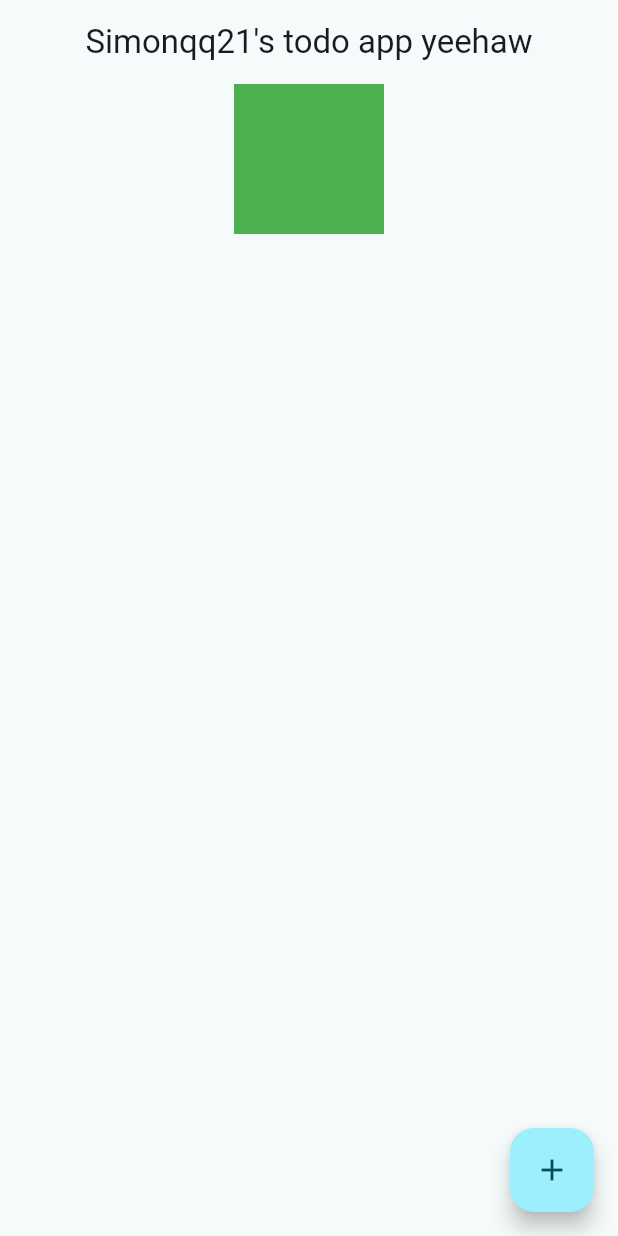
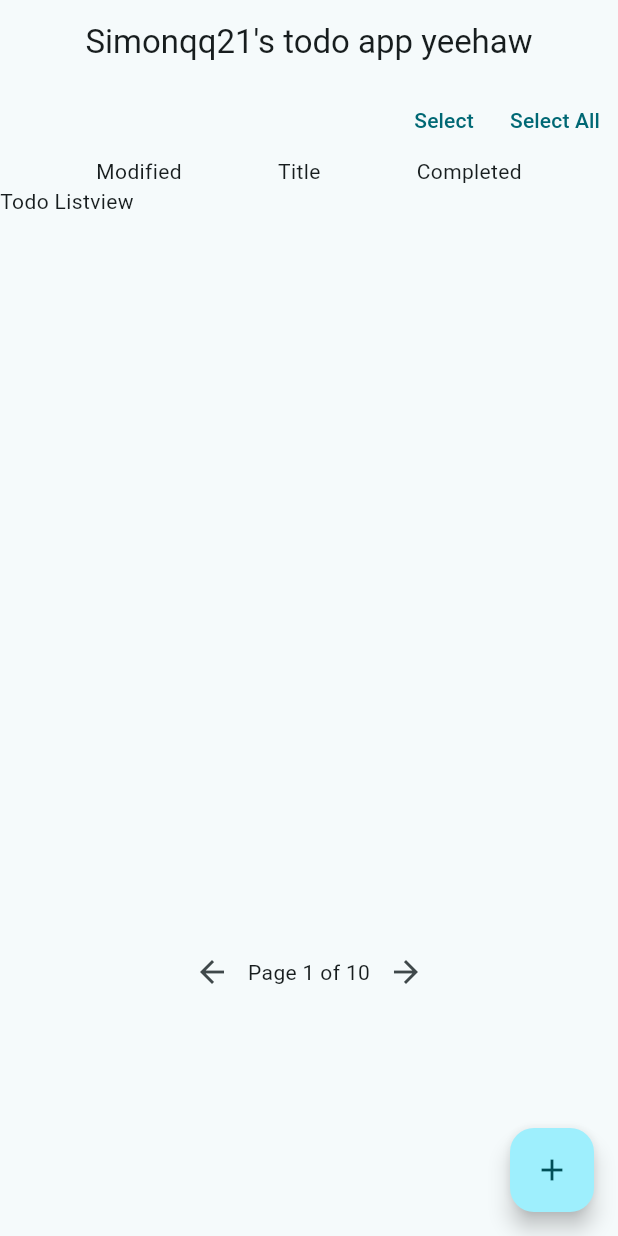
Before and after one commit to simonqq21/basic-todo-app-frontend, a Flutter app: the screen it shows after launch, on a phone screen of 412 x 824 dp. Run offline on Flutter 3.47's test engine with Material 3 defaults, Android fonts, the phone set to English and light mode, and no system bars; our stand-ins replace go_router, logger.

Commit message:
select all button can be shown or hidden Basic row and column layout including the empty listview todo: define dummy data for listview then attempt to delete/add them when a button is pressed.

```diff
--- a/lib/main.dart
+++ b/lib/main.dart
@@ -77,7 +77,9 @@ class HomePage extends StatelessWidget {
       body: Center(
         child: Column(
           children: [
-            TodoTableHeader(),
+            TodoTableHeaderBar(),
+            TodoListView(),
+            PaginationFooter(),
             // Text("Home page"),
             // ElevatedButton(
             //   onPressed: () => context.go('/todo'),
@@ -95,12 +97,67 @@ class HomePage extends StatelessWidget {
   }
 }
 
+class TodoTableHeaderBar extends StatelessWidget {
+  const TodoTableHeaderBar({super.key});
+
+  @override
+  Widget build(BuildContext context) {
+    return Column(spacing: 0, children: [ActionButtonBar(), TodoTableHeader()]);
+  }
+}
+
+class ActionButtonBar extends StatefulWidget {
+  @override
+  State<ActionButtonBar> createState() => _ActionButtonBarState();
+}
+
+class _ActionButtonBarState extends State<ActionButtonBar> {
+  var selectAllBtnVisibility = true;
+  @override
+  Widget build(BuildContext context) {
+    return Row(
+      mainAxisAlignment: MainAxisAlignment.end,
+      children: [
+        TextButton(
+          // style: ButtonStyle(
+          //   backgroundColor: WidgetStatePropertyAll<Color>(Colors.black38),
+          //   foregroundColor: WidgetStatePropertyAll<Color>(Colors.white),
+          // ),
+          onPressed: () {
+            logger.i("Select pressed");
+            setState(() {
+              selectAllBtnVisibility = !selectAllBtnVisibility;
+            });
+          },
+          child: Text("Select"),
+        ),
+        Visibility(
+          visible: selectAllBtnVisibility,
+          child: TextButton(
+            onPressed: () => {logger.i("Select All pressed")},
+            child: Text("Select All"),
+          ),
+        ),
+      ],
+    );
+  }
+}
+
 class TodoTableHeader extends StatelessWidget {
   const TodoTableHeader({super.key});
 
   @override
   Widget build(BuildContext context) {
-    return Container(height: 100, width: 100, color: Colors.green);
+    return Row(
+      mainAxisAlignment: MainAxisAlignment.spaceEvenly,
+      children: [
+        // Container(width: 100, height: 50, color: Colors.green),
+        // Container(width: 100, height: 50, color: Colors.red),
+        Text("Modified"),
+        Text("Title"),
+        Text("Completed"),
+      ],
+    );
   }
 }
 
@@ -130,6 +187,34 @@ class SingleTodoPage extends StatelessWidget {
   }
 }
 
+class TodoListView extends StatelessWidget {
+  const TodoListView({super.key});
+
+  @override
+  Widget build(BuildContext context) {
+    return SizedBox(
+      height: 500,
+      width: 1000,
+      child: ListView(children: [Text("Todo Listview")]),
+    );
+  }
+}
+
+class PaginationFooter extends StatelessWidget {
+  const PaginationFooter({super.key});
+
+  @override
+  Widget build(BuildContext context) {
+    return Row(
+      mainAxisAlignment: MainAxisAlignment.center,
+      children: [
+        IconButton(onPressed: () => {}, icon: Icon(Icons.arrow_back)),
+        Text("Page 1 of 10"),
+        IconButton(onPressed: () => {}, icon: Icon(Icons.arrow_forward)),
+      ],
+    );
+  }
+}
 // class MyApp extends StatelessWidget {
 //   const MyApp({super.key});
 
```
